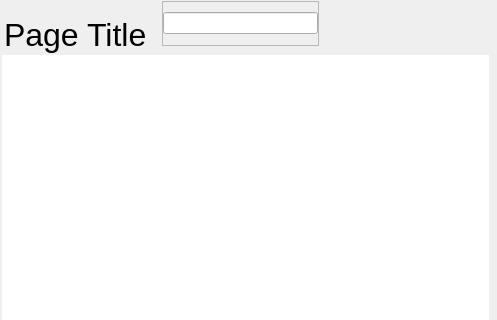
Before: the Qt Designer form src/conan_app_launcher/ui/fluent_window/fluent_window.ui in goszpeti/conan_explorer, drawn with Qt 5; both pictures show x 105 to 602 and y 0 to 320 of the 602 by 475 pixel window.
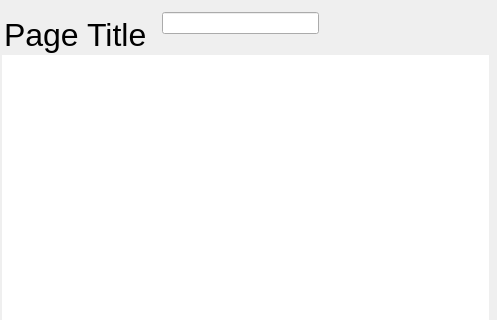
After: the same form once the commit is applied. Icons and pictures are not drawn.

Commit message: Remove ugly frame around doc search bar

Patch:
```diff
--- a/src/conan_app_launcher/ui/fluent_window/fluent_window.ui
+++ b/src/conan_app_launcher/ui/fluent_window/fluent_window.ui
@@ -344,12 +344,6 @@
                   <property name="layoutDirection">
                    <enum>Qt::RightToLeft</enum>
                   </property>
-                  <property name="frameShape">
-                   <enum>QFrame::StyledPanel</enum>
-                  </property>
-                  <property name="frameShadow">
-                   <enum>QFrame::Raised</enum>
-                  </property>
                   <layout class="QVBoxLayout" name="verticalLayout">
                    <property name="leftMargin">
                     <number>0</number>
```
The commit also changes 1 other file.
